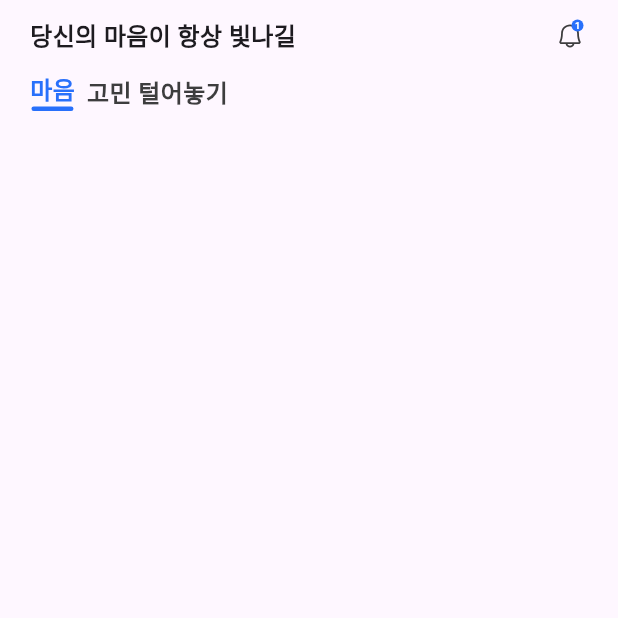
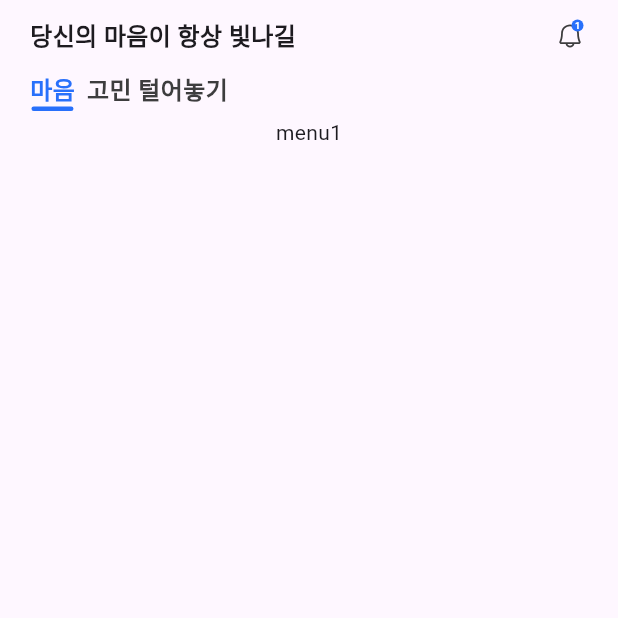
Before and after one commit to iloveuhyeon/flutter-practice, a Flutter app: the screen it shows after launch, item 3 of the bottom bar chosen, on a phone screen of 412 x 824 dp, the top half of it. Run offline on Flutter 3.47's test engine with Material 3 defaults, Android fonts, the phone set to English and light mode, and no system bars; our stand-ins replace flutter_svg, go_router; Roboto replaces fonts that are missing (EliceDXNeolliOTFbold); project files that could hold a hidden picture were left out.

Commit message:
➕ :: (#7) page변경 가능하게 설정

```diff
--- a/lib/utils/index.dart
+++ b/lib/utils/index.dart
@@ -1,3 +1,2 @@
 int couponIndex = 10;
 int alert = 1;
-int heartButtonIndex = 0;
--- a/lib/utils/page.dart
+++ b/lib/utils/page.dart
@@ -1,6 +1,8 @@
 import 'package:practice/views/chatbot/chatbot.dart';
 import 'package:practice/views/health/health_page.dart';
 import 'package:practice/views/heart/heart_page.dart';
+import 'package:practice/views/heart/menu1.dart';
+import 'package:practice/views/heart/menu2.dart';
 import 'package:practice/views/home_page/home_page.dart';
 import 'package:practice/views/my_page/my_page.dart';
 
@@ -19,3 +21,10 @@ const labelText = [
   '식자재',
   '그린푸드',
 ];
+
+int heartButtonIndex = 0;
+
+const heartButtonPage = [
+  Menu1(),
+  Menu2(),
+];
--- a/lib/views/heart/heart_page.dart
+++ b/lib/views/heart/heart_page.dart
@@ -1,5 +1,5 @@
 import 'package:flutter/material.dart';
-import 'package:practice/utils/index.dart';
+import 'package:practice/utils/page.dart';
 import 'package:practice/widgets/topbar/topbar.dart';
 
 class HeartPage extends StatefulWidget {
@@ -21,7 +21,9 @@ class _HeartPageState extends State<HeartPage> {
           child: Column(
             children: [
               TopBar(text: "당신의 마음이 항상 빛나길"),
-              Row(
+              SizedBox(
+                height: 30,
+                child: Row(
                   crossAxisAlignment: CrossAxisAlignment.end,
                   children: [
                     HeartButton(
@@ -51,6 +53,8 @@ class _HeartPageState extends State<HeartPage> {
                     )
                   ],
                 ),
+              ),
+              heartButtonPage[heartButtonIndex],
             ],
           ),
         ),
--- /dev/null
+++ b/lib/views/heart/menu1.dart
@@ -0,0 +1,10 @@
+import 'package:flutter/material.dart';
+
+class Menu1 extends StatelessWidget {
+  const Menu1({super.key});
+
+  @override
+  Widget build(BuildContext context) {
+    return const Text("menu1");
+  }
+}
--- /dev/null
+++ b/lib/views/heart/menu2.dart
@@ -0,0 +1,10 @@
+import 'package:flutter/material.dart';
+
+class Menu2 extends StatelessWidget {
+  const Menu2({super.key});
+
+  @override
+  Widget build(BuildContext context) {
+    return const Text("menu2");
+  }
+}
```
Lines whose indentation alone changed are shown as unchanged.
